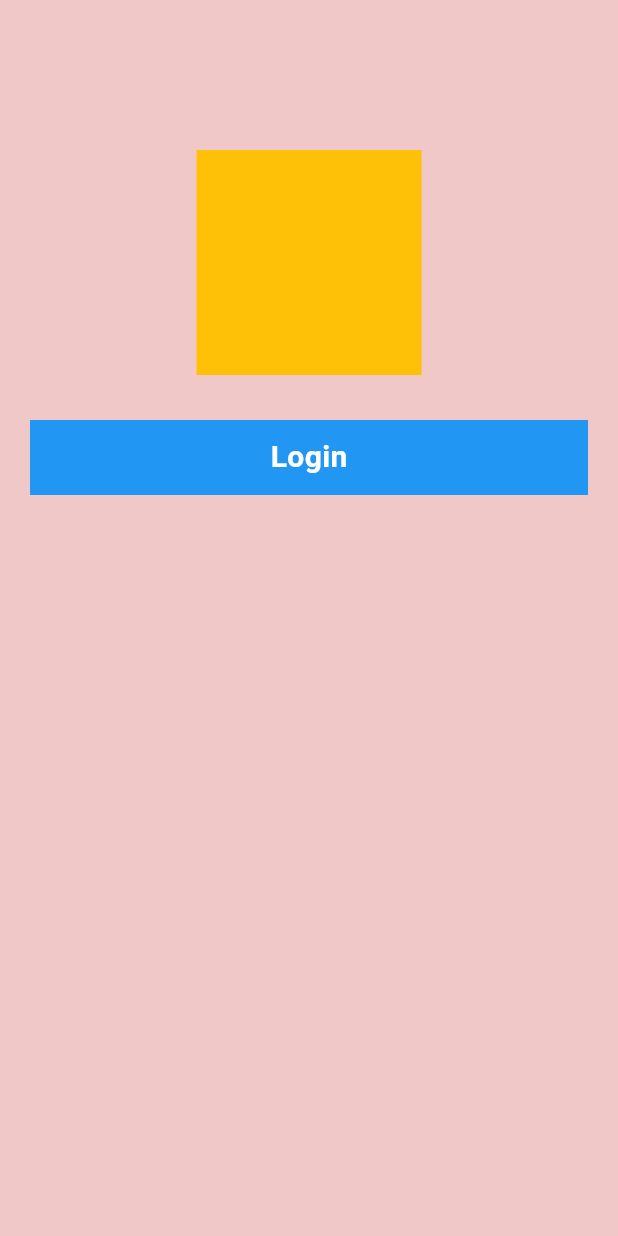
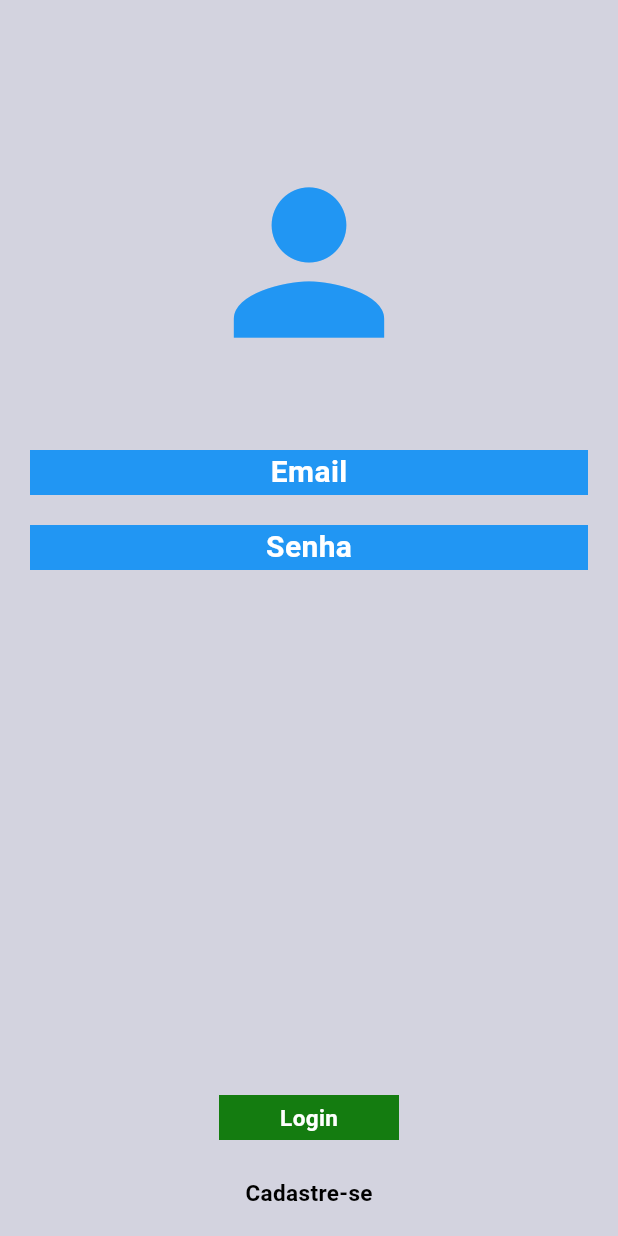
Before and after one commit to RauniCosta/3DS_2026, a Flutter app: the screen it shows after launch, on a phone screen of 412 x 824 dp. Run offline on Flutter 3.47's test engine with Material 3 defaults, Android fonts, the phone set to English and light mode, and no system bars; our stand-ins replace google_fonts.

Commit message:
Atualizado para Icones e representações de botões.

```diff
--- a/RauniCosta/exemploflutter/lib/pages/login_page.dart
+++ b/RauniCosta/exemploflutter/lib/pages/login_page.dart
@@ -14,7 +14,7 @@ class _LoginPageState extends State<LoginPage> {
       //SafeArea evita que elementos do sistema operacional interfiram na interface
       child: Scaffold(
         //Scaffold é a estrutura base de uma tela
-        backgroundColor: const Color(0xFFF0C8C8),
+        backgroundColor: const Color.fromARGB(255, 211, 211, 223),
         body: Container(
           width: double.infinity,
           //Container é um widget de layout que pode conter outros widgets
@@ -24,22 +24,66 @@ class _LoginPageState extends State<LoginPage> {
             children: [
               Container(
                 margin: EdgeInsets.only(top: 100),
-                width: 150,
-                height: 150,
-                color: Colors.amber
+                child: Icon(Icons.person, size: 150, color: Colors.blue),
               ),
+              SizedBox(height: 50),
               Container(
-                margin: EdgeInsets.symmetric(horizontal: 20, vertical: 30),
+                margin: EdgeInsets.symmetric(horizontal: 20),
                 color: Colors.blue,
-                height: 50,
-                width: double.infinity,
+                height: 30,
                 alignment: Alignment.center,
-                child:
-                Text(
+                child: Text(
+                  'Email',
+                  style: TextStyle(
+                    color: Colors.white,
+                    fontSize: 20,
+                    fontWeight: FontWeight.bold,
+                  ),
+                ),
+              ),
+              SizedBox(height: 20),
+              Container(
+                margin: EdgeInsets.symmetric(horizontal: 20),
+                color: Colors.blue,
+                height: 30,
+                alignment: Alignment.center,
+                child: Text(
+                  'Senha',
+                  style: TextStyle(
+                    color: Colors.white,
+                    fontSize: 20,
+                    fontWeight: FontWeight.bold,
+                  ),
+                ),
+              ),
+              SizedBox(height: 350),
+              Container(
+                margin: EdgeInsets.symmetric(horizontal: 30),
+                color: Color.fromARGB(255, 20, 124, 16),
+                height: 30,
+                width: 120,
+                alignment: Alignment.center,
+                child: Text(
                   'Login',
                   style: TextStyle(
                     color: Colors.white,
-                    fontSize: 20,
+                    fontSize: 15,
+                    fontWeight: FontWeight.bold,
+                  ),
+                ),
+              ),
+              SizedBox(height: 20),
+              Container(
+                margin: EdgeInsets.symmetric(horizontal: 30),
+                color: const Color.fromARGB(255, 211, 211, 223),
+                height: 30,
+                width: 120,
+                alignment: Alignment.center,
+                child: Text(
+                  'Cadastre-se',
+                  style: TextStyle(
+                    color: Colors.black,
+                    fontSize: 15,
                     fontWeight: FontWeight.bold,
                   ),
                 ),
```
